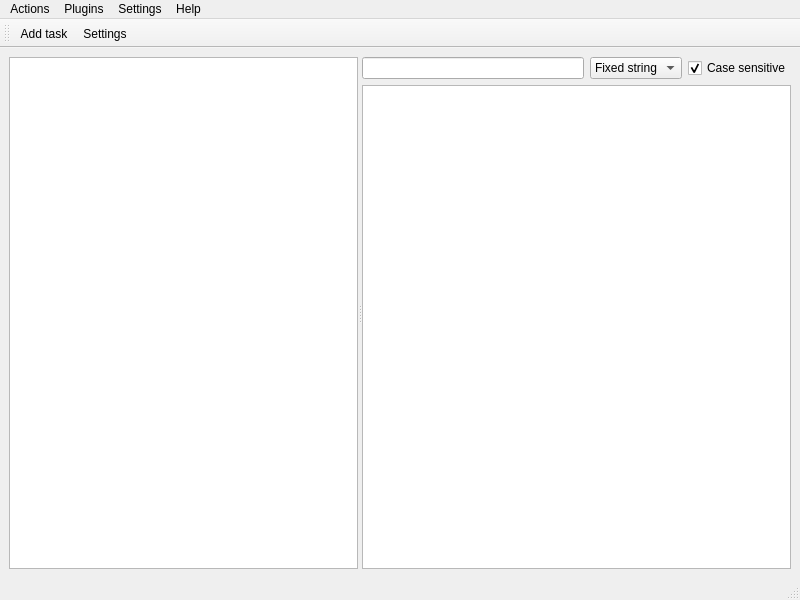
First picture: the form in src/leechcraft.ui, repository 0xd34df00d/leechcraft, before the edit.
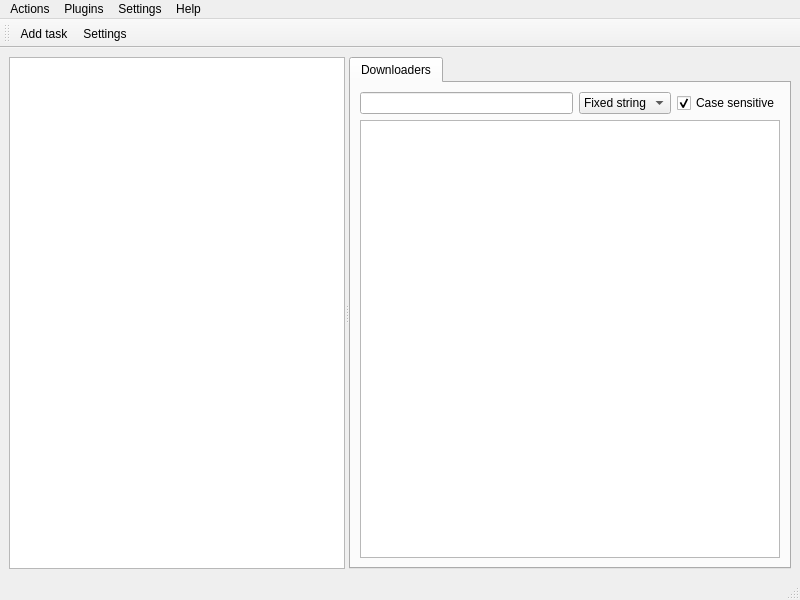
Second picture: the form after the edit. Icons and pictures are not drawn.

```diff
--- a/src/leechcraft.ui
+++ b/src/leechcraft.ui
@@ -17,14 +17,6 @@
     <normaloff>:/resources/images/mainapp.png</normaloff>:/resources/images/mainapp.png</iconset>
   </property>
   <widget class="QWidget" name="centralwidget" >
-   <property name="geometry" >
-    <rect>
-     <x>0</x>
-     <y>69</y>
-     <width>800</width>
-     <height>508</height>
-    </rect>
-   </property>
    <layout class="QVBoxLayout" name="verticalLayout_2" >
     <item>
      <widget class="QSplitter" name="MainSplitter_" >
@@ -60,11 +52,16 @@
         <bool>false</bool>
        </property>
       </widget>
-      <widget class="QSplitter" name="splitter" >
-       <property name="orientation" >
-        <enum>Qt::Vertical</enum>
+      <widget class="QTabWidget" name="MainTabWidget_" >
+       <property name="currentIndex" >
+        <number>0</number>
        </property>
-       <widget class="QWidget" name="layoutWidget" >
+       <widget class="QWidget" name="DownloadersTab_" >
+        <attribute name="title" >
+         <string>Downloaders</string>
+        </attribute>
+        <layout class="QVBoxLayout" name="verticalLayout" >
+         <item>
         <layout class="QVBoxLayout" name="PluginsStuff_" >
          <item>
           <layout class="QHBoxLayout" name="horizontalLayout" >
@@ -127,6 +124,8 @@
           </widget>
          </item>
         </layout>
+         </item>
+        </layout>
        </widget>
       </widget>
      </widget>
```
Left out of the diff: 21 changed lines with no effect on the pictures. Lines whose indentation alone changed are shown as unchanged.
